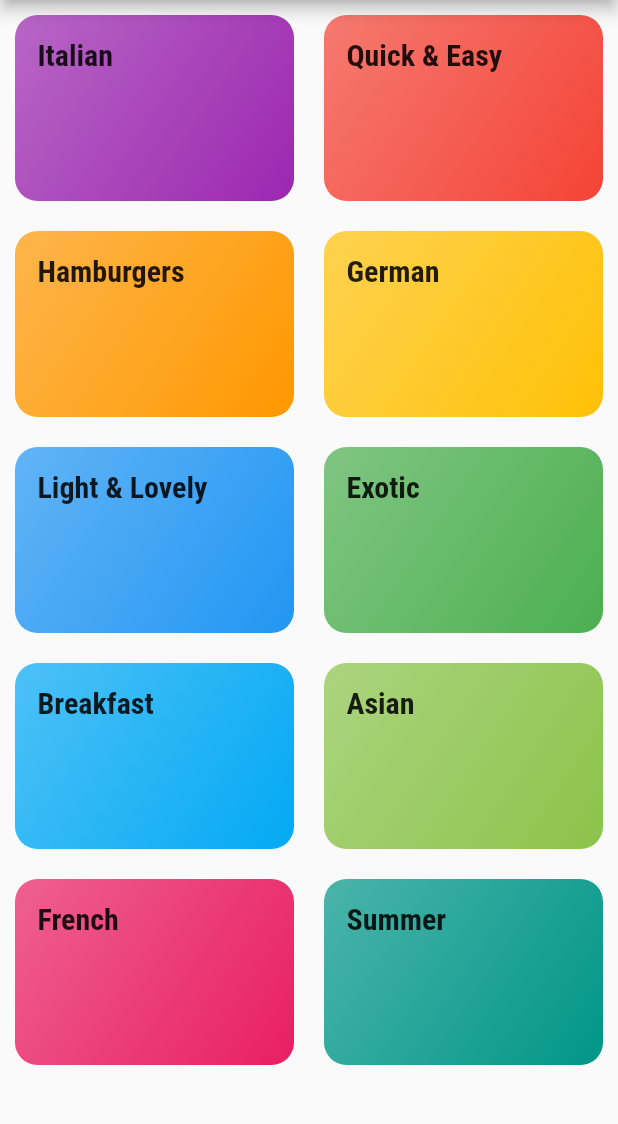
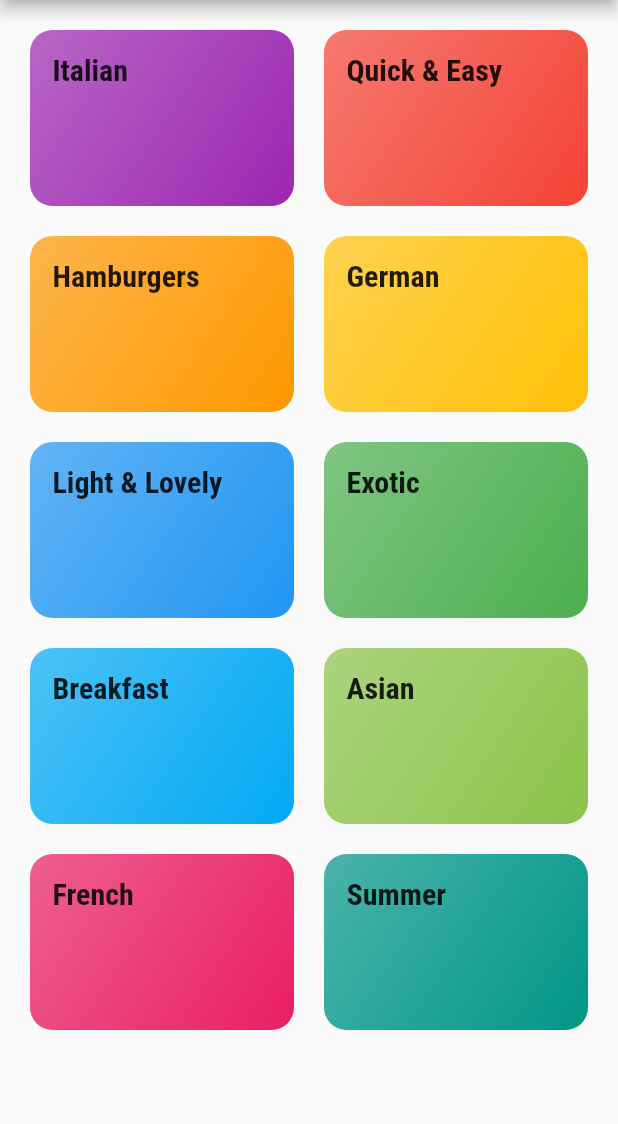
Before and after one commit to hamzasiraj/MealApp, a Flutter app: the screen it shows after launch, on a phone screen of 412 x 824 dp, the part 84-1208 px from its top. Run offline on Flutter 3.47's test engine with Material 2 defaults, Android fonts, the phone set to English and light mode, and no system bars.

Commit message:
changed padding

```diff
--- a/lib/categories_screen.dart
+++ b/lib/categories_screen.dart
@@ -10,7 +10,7 @@ class CategoriesScreen extends StatelessWidget {
         title: Text('Meals Categories'),
       ),
       body: GridView(
-        padding: EdgeInsets.all(10),
+        padding: EdgeInsets.all(20),
         gridDelegate: SliverGridDelegateWithMaxCrossAxisExtent(
           maxCrossAxisExtent: 200,
           childAspectRatio: 3 / 2,
```
